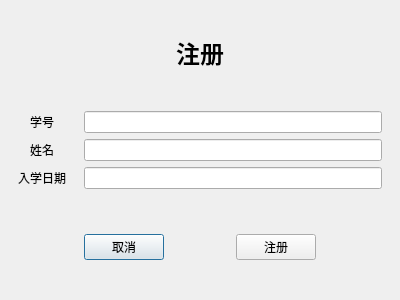
The window that ui/reg.ui (fanenr/cxx-DB-client) describes before a commit, drawn with Qt 5.
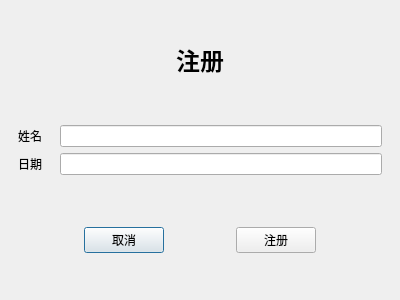
The same window after the commit.

Diff of the .ui file:
```diff
--- a/ui/reg.ui
+++ b/ui/reg.ui
@@ -56,30 +56,20 @@
      <item row="0" column="0">
       <widget class="QLabel" name="hint1">
        <property name="text">
-        <string>学号</string>
+        <string>姓名</string>
        </property>
       </widget>
      </item>
      <item row="0" column="1">
       <widget class="QLineEdit" name="ledit1"/>
      </item>
-     <item row="1" column="0">
-      <widget class="QLabel" name="hint2">
-       <property name="text">
-        <string>姓名</string>
-       </property>
-      </widget>
-     </item>
      <item row="1" column="1">
       <widget class="QLineEdit" name="ledit2"/>
      </item>
-     <item row="2" column="1">
-      <widget class="QLineEdit" name="ledit3"/>
-     </item>
-     <item row="2" column="0">
-      <widget class="QLabel" name="hint3">
+     <item row="1" column="0">
+      <widget class="QLabel" name="hint2">
        <property name="text">
-        <string>入学日期</string>
+        <string>日期</string>
        </property>
       </widget>
      </item>
```
